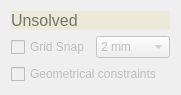
First picture: the form in src/Mod/Sketcher/Gui/TaskSketcherGeneral.ui, repository berndhahnebach/All_FreeCAD, before the edit.
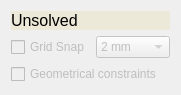
Second picture: the form after the edit.

```diff
--- a/src/Mod/Sketcher/Gui/TaskSketcherGeneral.ui
+++ b/src/Mod/Sketcher/Gui/TaskSketcherGeneral.ui
@@ -17,7 +17,7 @@
    <item>
     <widget class="QLabel" name="label">
      <property name="enabled">
-      <bool>false</bool>
+      <bool>true</bool>
      </property>
      <property name="palette">
       <palette>
```
Left out of the diff: 2 changed lines with no effect on the pictures.
